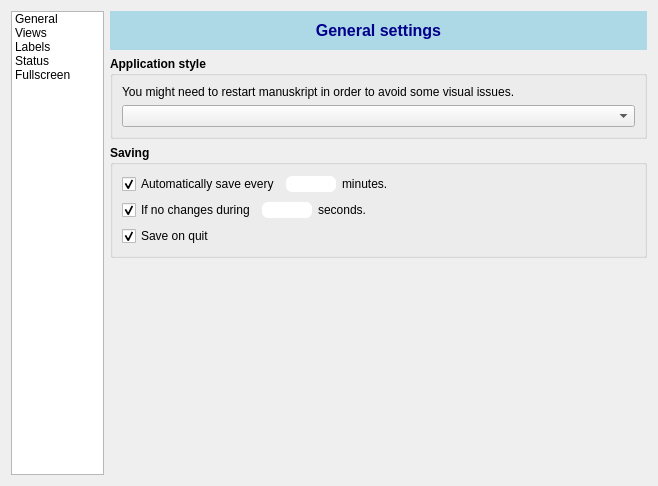
This is src/ui/settings.ui in olivierkes/manuskript as Qt 5 draws it before an edit. The edited form follows.
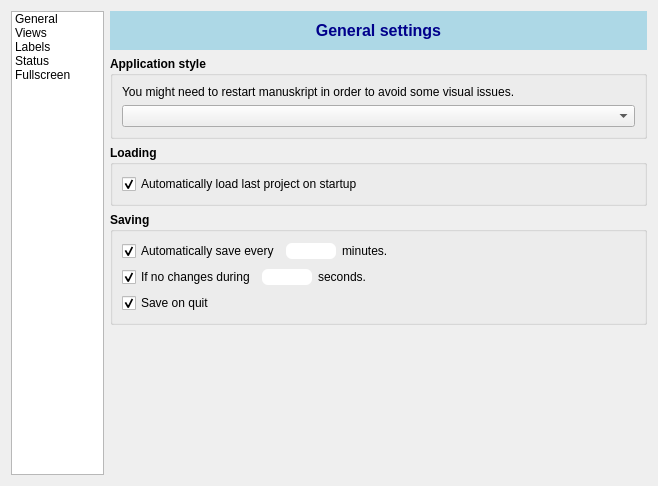
This is the edited form. Icons and pictures are not drawn.

```diff
--- a/src/ui/settings.ui
+++ b/src/ui/settings.ui
@@ -119,6 +119,37 @@
          </layout>
         </widget>
        </item>
+       <item>
+        <widget class="QGroupBox" name="groupBox_10">
+         <property name="font">
+          <font>
+           <weight>75</weight>
+           <bold>true</bold>
+          </font>
+         </property>
+         <property name="title">
+          <string>Loading</string>
+         </property>
+         <layout class="QVBoxLayout" name="verticalLayout_18">
+          <item>
+           <widget class="QCheckBox" name="chkAutoLoad">
+            <property name="font">
+             <font>
+              <weight>50</weight>
+              <bold>false</bold>
+             </font>
+            </property>
+            <property name="text">
+             <string>Automatically load last project on startup</string>
+            </property>
+            <property name="checked">
+             <bool>true</bool>
+            </property>
+           </widget>
+          </item>
+         </layout>
+        </widget>
+       </item>
        <item>
         <widget class="QGroupBox" name="groupBox">
          <property name="font">
```
